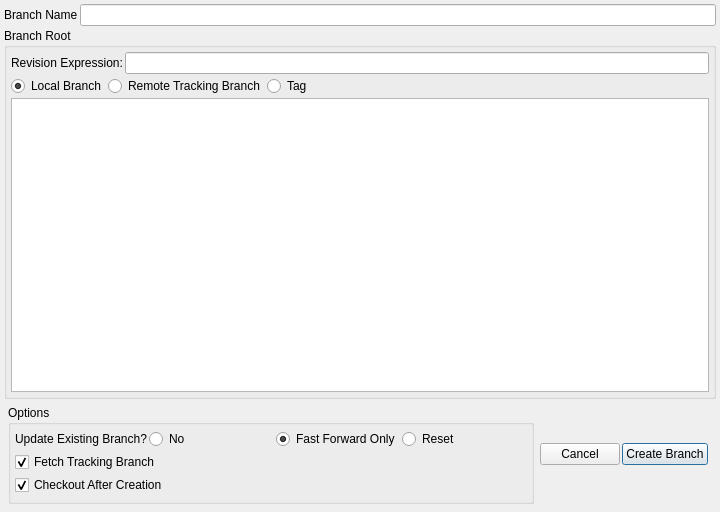
Above: ui/CreateBranchDialog.ui from git-cola/git-cola before the change. Below: the same form after it.
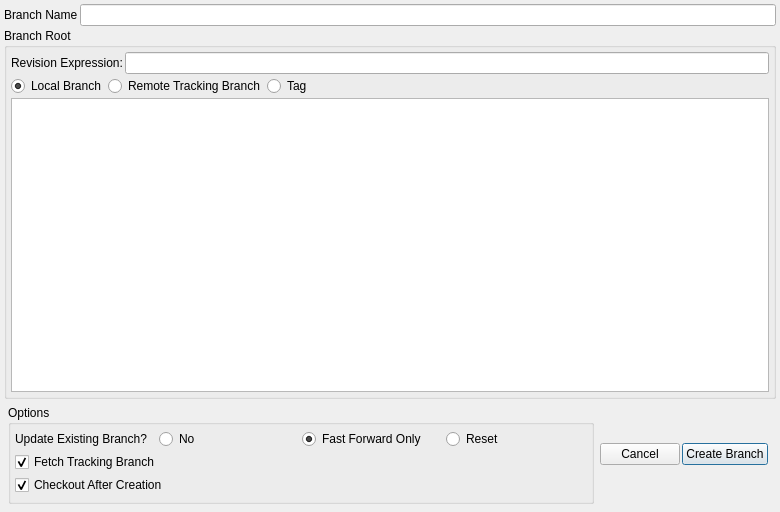
That is the form after the change.

Commit message:
Change default window sizes to accomodate courier font
Updated the main window to display a visible cursor
Allow selection with the keyboard in the diff textedit
Ensured that utils.header() is always 80 columns wide

Signed-off by: David Aguilar <davvid@gmail.com>

```diff
--- a/ui/CreateBranchDialog.ui
+++ b/ui/CreateBranchDialog.ui
@@ -5,7 +5,7 @@
    <rect>
     <x>0</x>
     <y>0</y>
-    <width>720</width>
+    <width>780</width>
     <height>512</height>
    </rect>
   </property>
```
The commit also changes 4 other files.
